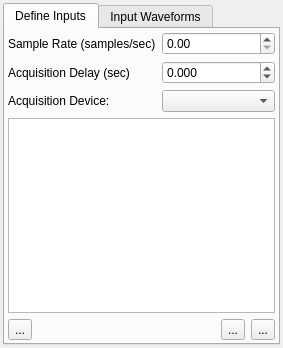
Above: libraries/qxrdlib/qxrdacquisitionextrainputsdialog.ui from guyjennings/qxrd before the change. Below: the same form after it.
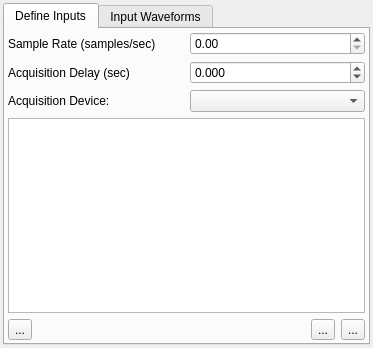
That is the form after the change. Icons and pictures are not drawn. Custom widgets are drawn as their Qt base class.

```diff
--- a/libraries/qxrdlib/qxrdacquisitionextrainputsdialog.ui
+++ b/libraries/qxrdlib/qxrdacquisitionextrainputsdialog.ui
@@ -6,7 +6,7 @@
    <rect>
     <x>0</x>
     <y>0</y>
-    <width>283</width>
+    <width>373</width>
     <height>348</height>
    </rect>
   </property>
```
Left out of the diff: 2 changed lines with no effect on the pictures.
